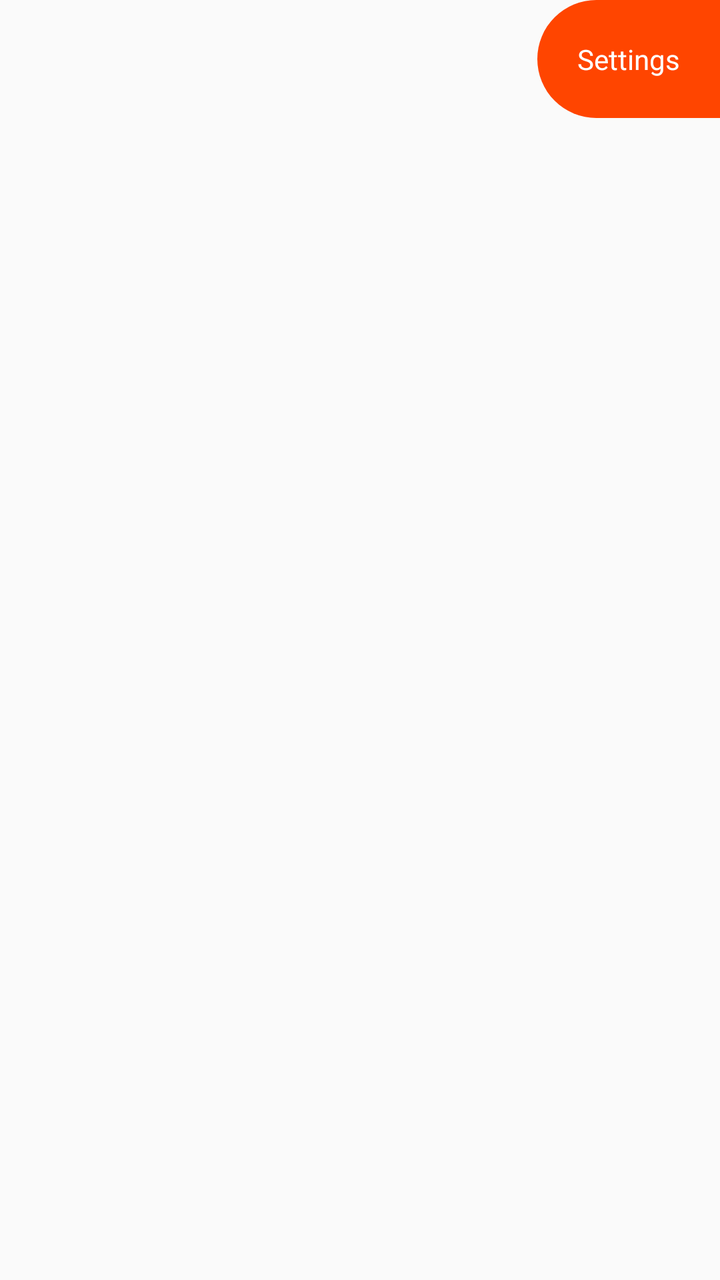
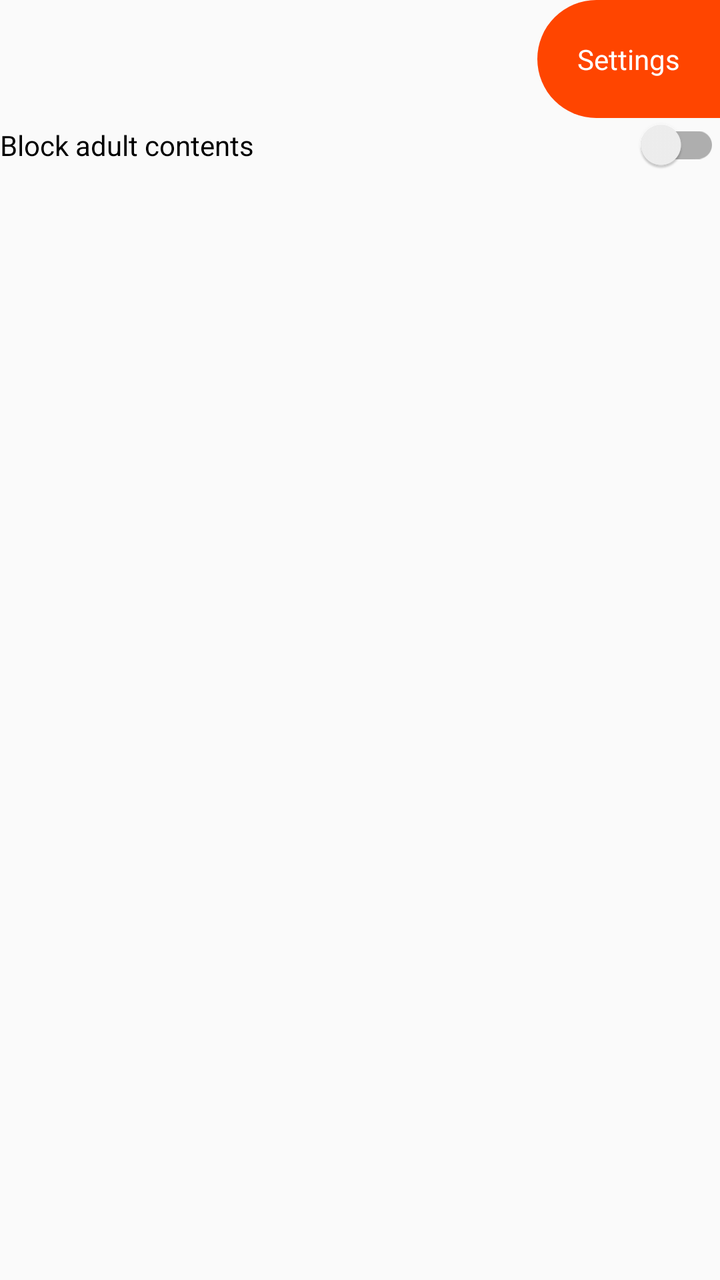

Compare the two renders of this Android layout. The source of the first and the diff that turns it into the second are given below.
<!-- AndroidManifest.xml: application theme AppTheme -->
<!-- res/layout/fragment_settings.xml -->
<?xml version="1.0" encoding="utf-8"?>
<androidx.constraintlayout.widget.ConstraintLayout
    xmlns:android="http://schemas.android.com/apk/res/android"
    xmlns:app="http://schemas.android.com/apk/res-auto"
    android:layout_width="match_parent"
    android:layout_height="match_parent">

    <TextView
        android:id="@+id/settingsTitleTextView"
        android:padding="@dimen/home_body_padding"
        android:background="@drawable/shape_rounded_left_orange"
        app:layout_constraintTop_toTopOf="parent"
        app:layout_constraintRight_toRightOf="parent"
        android:textColor="@color/white"
        android:text="@string/menu_settings"
        android:layout_width="0dp"
        android:layout_height="wrap_content"/>

</androidx.constraintlayout.widget.ConstraintLayout>
<!-- resources referenced by this layout -->
<resources>
  <color name="white">#FFFFFF</color>
  <dimen name="home_body_padding">20dp</dimen>
  <!-- drawable shape_rounded_left_orange (drawable) -->
  <?xml version="1.0" encoding="utf-8"?>
  <shape xmlns:android="http://schemas.android.com/apk/res/android">
      <corners android:topLeftRadius="30dp"
          android:topRightRadius="0dp"
          android:bottomLeftRadius="30dp"
          android:bottomRightRadius="0dp" />
      <solid android:color="@color/orange_reddit" />
  </shape>
  <string name="menu_settings">Settings</string>
  <style name="AppTheme" parent="Theme.AppCompat.Light.NoActionBar">
          <item name="colorPrimary">@color/orange_reddit</item>
          <item name="fontFamily">sans-serif</item>
      </style>
  <color name="orange_reddit">#FF4500</color>
</resources>

<!-- the commit's change to res/layout/fragment_settings.xml (unified diff, before → after) -->
@@ -8,7 +8,7 @@
     <TextView
         android:id="@+id/settingsTitleTextView"
         android:padding="@dimen/home_body_padding"
-        android:background="@drawable/shape_rounded_left_orange"
+        android:background="@drawable/shape_rounded_left_primary"
         app:layout_constraintTop_toTopOf="parent"
         app:layout_constraintRight_toRightOf="parent"
         android:textColor="@color/white"
@@ -16,4 +16,13 @@
         android:layout_width="0dp"
         android:layout_height="wrap_content"/>
 
+    <com.google.android.material.switchmaterial.SwitchMaterial
+        android:id="@+id/switchSettingsOver18"
+        android:layout_width="match_parent"
+        android:layout_height="wrap_content"
+        android:text="@string/settings_over18"
+        app:layout_constraintTop_toBottomOf="@id/settingsTitleTextView"
+        app:layout_constraintLeft_toLeftOf="parent"
+        app:layout_constraintRight_toRightOf="parent"/>
+
 </androidx.constraintlayout.widget.ConstraintLayout>
<!-- resource entries referenced after the edit -->
@@ -2,20 +2,21 @@
 <resources>
   <color name="white">#FFFFFF</color>
   <dimen name="home_body_padding">20dp</dimen>
-  <!-- drawable shape_rounded_left_orange (drawable) -->
+  <!-- drawable shape_rounded_left_primary (drawable) -->
   <?xml version="1.0" encoding="utf-8"?>
   <shape xmlns:android="http://schemas.android.com/apk/res/android">
       <corners android:topLeftRadius="30dp"
           android:topRightRadius="0dp"
           android:bottomLeftRadius="30dp"
           android:bottomRightRadius="0dp" />
-      <solid android:color="@color/orange_reddit" />
+      <solid android:color="@color/colorPrimary" />
   </shape>
   <string name="menu_settings">Settings</string>
+  <string name="settings_over18">Block adult contents</string>
   <style name="AppTheme" parent="Theme.AppCompat.Light.NoActionBar">
-          <item name="colorPrimary">@color/orange_reddit</item>
           <item name="fontFamily">sans-serif</item>
       </style>
+  <color name="colorPrimary">@color/orange_reddit</color>
   <color name="orange_reddit">#FF4500</color>
 </resources>
 
